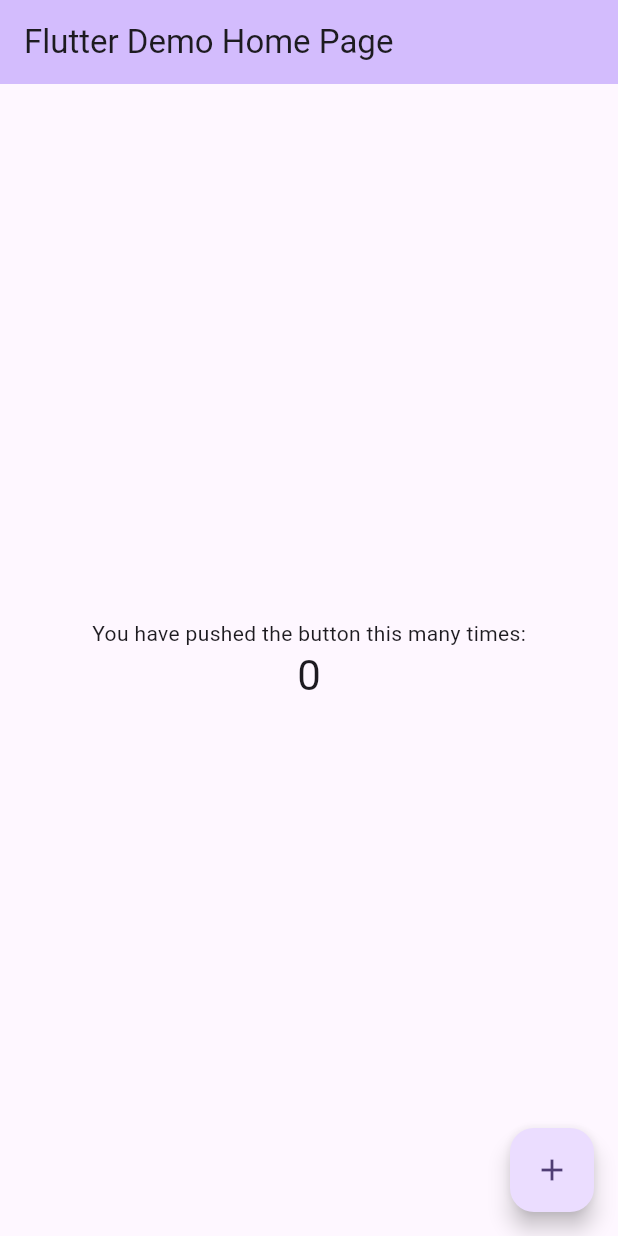
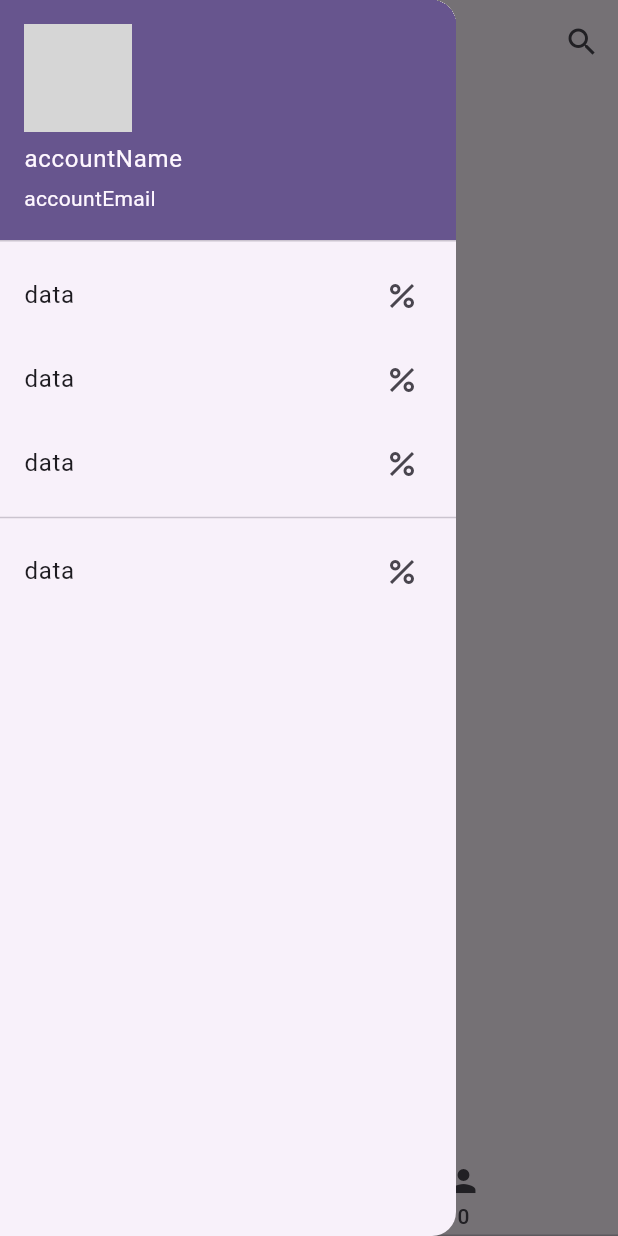
Before and after one commit to LiHouyun/movies_app, a Flutter app: the screen it shows after launch, with the side drawer open (before the commit the screen has no drawer), on a phone screen of 412 x 824 dp. Run offline on Flutter 3.47's test engine with Material 3 defaults, Android fonts, the phone set to English and light mode, and no system bars; network calls fail; grey boxes are pictures that could not be loaded.

Commit message:
Dev-1：实现了视频中的所有内容，完结 (#1)
* 修改了README文件，在其中添加了视频链接和GIT命令

* 完成视频06.TabBar

* 实现了视频第11节及以前的内容

* 实现了视频中第12节的内容，同步更新了README

```diff
--- /dev/null
+++ b/lib/components/my_movie_list.dart
@@ -0,0 +1,115 @@
+import 'package:flutter/material.dart';
+import 'package:http/http.dart' as http;
+import 'package:html/parser.dart' as parser;
+import 'package:html/dom.dart' as dom;
+import 'package:movies_app/pages/detail_page.dart';
+
+class MyMovieList extends StatefulWidget {
+  // final String movieType;
+
+  const MyMovieList({super.key});
+
+  @override
+  State<MyMovieList> createState() => _MyMovieListState();
+}
+
+class _MyMovieListState extends State<MyMovieList> with AutomaticKeepAliveClientMixin{
+  int page = 1;
+  int pageSize = 10;
+  List<Map<String, String>> movieList = [];
+  int total = 0;
+
+  @override
+  bool get wantKeepAlive => true;
+
+  @override
+  void initState() {
+    super.initState();
+    getMovieList();
+  }
+
+  @override
+  Widget build(BuildContext context) {
+    return ListView.builder(
+      itemCount: movieList.length,
+      itemBuilder: (context, index) {
+        return GestureDetector(
+          onTap: () {
+            Navigator.push(
+              context,
+              MaterialPageRoute(
+                builder: (context) => DetailPage(
+                  id: index,
+                  title: movieList[index]['title'].toString(),
+                ),
+              ),
+            );
+          },
+          child: Column(
+            children: [
+              const Divider(
+                color: Color.fromARGB(255, 136, 138, 150),
+                indent: 4,
+                endIndent: 4,
+              ),
+              Row(
+                children: [
+                  Container(
+                    decoration: BoxDecoration(
+                      border: Border.all(color: Colors.blue),
+                      borderRadius: BorderRadius.circular(3),
+                    ),
+                    child: const SizedBox(width: 100, height: 130),
+                  ),
+                  const SizedBox(width: 4),
+                  Column(
+                    crossAxisAlignment: CrossAxisAlignment.start,
+                    children: [
+                      Text(movieList[index]['title'].toString(),
+                          softWrap: true),
+                      Text(movieList[index]['link'].toString(), softWrap: true),
+                    ],
+                  ),
+                ],
+              ),
+            ],
+          ),
+        );
+      },
+    );
+  }
+
+  Future<void> getMovieList() async {
+    // 发送 GET 请求
+    final response =
+        await http.get(Uri.parse('https://movie.douban.com/chart'));
+
+    // 检查请求是否成功
+    if (response.statusCode == 200) {
+      // 解析 HTML 文档
+      var document = parser.parse(response.body);
+
+      // 查找电影数据
+      List<dom.Element> movieElements = document.querySelectorAll('.pl2 a');
+
+      setState(() {
+        // 转换 movieElements 为一个包含标题和链接的列表
+        movieList = movieElements.map((movieElement) {
+          String title = movieElement.text.replaceAll('\n', '').trim();
+          title = title.replaceAll("  ", ' ');
+          title = title.replaceAll("  ", ' ');
+          title = title.replaceAll("  ", ' ');
+          title = title.replaceAll("  ", ' ');
+          title = title.replaceAll("  ", ' ');
+          String link = movieElement.attributes['href'] ?? '';
+          return {
+            'title': title,
+            'link': link,
+          };
+        }).toList();
+      });
+    } else {
+      print('请求失败，状态码: ${response.statusCode}');
+    }
+  }
+}
--- a/lib/main.dart
+++ b/lib/main.dart
@@ -1,4 +1,5 @@
 import 'package:flutter/material.dart';
+import 'package:movies_app/components/my_movie_list.dart';
 
 void main() {
   runApp(const MyApp());
@@ -11,115 +12,80 @@ class MyApp extends StatelessWidget {
   @override
   Widget build(BuildContext context) {
     return MaterialApp(
-      title: 'Flutter Demo',
+      title: 'Movie App',
       theme: ThemeData(
-        // This is the theme of your application.
-        //
-        // TRY THIS: Try running your application with "flutter run". You'll see
-        // the application has a purple toolbar. Then, without quitting the app,
-        // try changing the seedColor in the colorScheme below to Colors.green
-        // and then invoke "hot reload" (save your changes or press the "hot
-        // reload" button in a Flutter-supported IDE, or press "r" if you used
-        // the command line to start the app).
-        //
-        // Notice that the counter didn't reset back to zero; the application
-        // state is not lost during the reload. To reset the state, use hot
-        // restart instead.
-        //
-        // This works for code too, not just values: Most code changes can be
-        // tested with just a hot reload.
-        colorScheme: ColorScheme.fromSeed(seedColor: Colors.deepPurple),
+        colorScheme: ColorScheme.fromSeed(
+            seedColor: const Color.fromARGB(255, 54, 20, 114)),
         useMaterial3: true,
       ),
-      home: const MyHomePage(title: 'Flutter Demo Home Page'),
+      home: MyHomePage(),
+      debugShowCheckedModeBanner: false,
     );
   }
 }
 
-class MyHomePage extends StatefulWidget {
-  const MyHomePage({super.key, required this.title});
-
-  // This widget is the home page of your application. It is stateful, meaning
-  // that it has a State object (defined below) that contains fields that affect
-  // how it looks.
-
-  // This class is the configuration for the state. It holds the values (in this
-  // case the title) provided by the parent (in this case the App widget) and
-  // used by the build method of the State. Fields in a Widget subclass are
-  // always marked "final".
-
-  final String title;
-
-  @override
-  State<MyHomePage> createState() => _MyHomePageState();
-}
-
-class _MyHomePageState extends State<MyHomePage> {
-  int _counter = 0;
-
-  void _incrementCounter() {
-    setState(() {
-      // This call to setState tells the Flutter framework that something has
-      // changed in this State, which causes it to rerun the build method below
-      // so that the display can reflect the updated values. If we changed
-      // _counter without calling setState(), then the build method would not be
-      // called again, and so nothing would appear to happen.
-      _counter++;
-    });
-  }
-
+class MyHomePage extends StatelessWidget {
   @override
   Widget build(BuildContext context) {
-    // This method is rerun every time setState is called, for instance as done
-    // by the _incrementCounter method above.
-    //
-    // The Flutter framework has been optimized to make rerunning build methods
-    // fast, so that you can just rebuild anything that needs updating rather
-    // than having to individually change instances of widgets.
-    return Scaffold(
-      appBar: AppBar(
-        // TRY THIS: Try changing the color here to a specific color (to
-        // Colors.amber, perhaps?) and trigger a hot reload to see the AppBar
-        // change color while the other colors stay the same.
-        backgroundColor: Theme.of(context).colorScheme.inversePrimary,
-        // Here we take the value from the MyHomePage object that was created by
-        // the App.build method, and use it to set our appbar title.
-        title: Text(widget.title),
-      ),
-      body: Center(
-        // Center is a layout widget. It takes a single child and positions it
-        // in the middle of the parent.
-        child: Column(
-          // Column is also a layout widget. It takes a list of children and
-          // arranges them vertically. By default, it sizes itself to fit its
-          // children horizontally, and tries to be as tall as its parent.
-          //
-          // Column has various properties to control how it sizes itself and
-          // how it positions its children. Here we use mainAxisAlignment to
-          // center the children vertically; the main axis here is the vertical
-          // axis because Columns are vertical (the cross axis would be
-          // horizontal).
-          //
-          // TRY THIS: Invoke "debug painting" (choose the "Toggle Debug Paint"
-          // action in the IDE, or press "p" in the console), to see the
-          // wireframe for each widget.
-          mainAxisAlignment: MainAxisAlignment.center,
-          children: <Widget>[
-            const Text(
-              'You have pushed the button this many times:',
-            ),
-            Text(
-              '$_counter',
-              style: Theme.of(context).textTheme.headlineMedium,
+    return DefaultTabController(
+      length: 2,
+      child: Scaffold(
+        appBar: AppBar(
+          title: Text("Movie"),
+          centerTitle: true,
+          actions: [
+            IconButton(
+              onPressed: () {},
+              icon: Icon(Icons.search),
             ),
           ],
         ),
+        drawer: Drawer(
+          child: ListView(
+            children: const [
+              UserAccountsDrawerHeader(
+                accountName: Text("accountName"),
+                accountEmail: Text("accountEmail"),
+                currentAccountPicture: CircleAvatar(
+                  backgroundImage: NetworkImage(""),
+                ),
+              ),
+              ListTile(
+                title: Text("data"),
+                trailing: Icon(Icons.percent),
+              ),
+              ListTile(
+                title: Text("data"),
+                trailing: Icon(Icons.percent),
+              ),
+              ListTile(
+                title: Text("data"),
+                trailing: Icon(Icons.percent),
+              ),
+              Divider(),
+              ListTile(
+                title: Text("data"),
+                trailing: Icon(Icons.percent),
+              ),
+            ],
+          ),
+        ),
+        bottomNavigationBar: Container(
+          height: 50,
+          child: const TabBar(
+            tabs: [
+              Tab(text: "0", icon: Icon(Icons.person)),
+              Tab(text: "0", icon: Icon(Icons.person)),
+            ],
+          ),
+        ),
+        body: const TabBarView(
+          children: [
+            MyMovieList(),
+            MyMovieList(),
+          ],
+        ),
       ),
-      floatingActionButton: FloatingActionButton(
-        onPressed: _incrementCounter,
-        tooltip: 'Increment',
-        child: const Icon(Icons.add),
-      ), // This trailing comma makes auto-formatting nicer for build methods.
     );
   }
 }
--- a/pubspec.yaml
+++ b/pubspec.yaml
@@ -35,6 +35,9 @@ dependencies:
   # The following adds the Cupertino Icons font to your application.
   # Use with the CupertinoIcons class for iOS style icons.
   cupertino_icons: ^1.0.6
+  dio: ^5.5.0
+  http: ^0.13.4
+  html: ^0.15.0
 
 dev_dependencies:
   flutter_test:
```
Also changed, not shown: lib/pages/detail_page.dart (added, +31 -0 lines), pubspec.lock, 2 other files.
